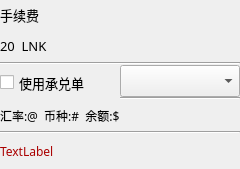
Above: FeeChooseWidget.ui from HcashOrg/hx-indicator before the change. Below: the same form after it.
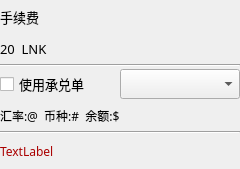
That is the form after the change.

Diff of the .ui file:
```diff
--- a/FeeChooseWidget.ui
+++ b/FeeChooseWidget.ui
@@ -84,13 +84,13 @@
        <property name="minimumSize">
         <size>
          <width>0</width>
-         <height>0</height>
+         <height>30</height>
         </size>
        </property>
        <property name="maximumSize">
         <size>
          <width>16777215</width>
-         <height>36</height>
+         <height>30</height>
         </size>
        </property>
        <property name="font">
@@ -128,13 +128,13 @@
        <property name="minimumSize">
         <size>
          <width>0</width>
-         <height>0</height>
+         <height>30</height>
         </size>
        </property>
        <property name="maximumSize">
         <size>
          <width>16777215</width>
-         <height>36</height>
+         <height>30</height>
         </size>
        </property>
        <property name="font">
@@ -161,6 +161,18 @@
            <verstretch>0</verstretch>
           </sizepolicy>
          </property>
+         <property name="minimumSize">
+          <size>
+           <width>0</width>
+           <height>30</height>
+          </size>
+         </property>
+         <property name="maximumSize">
+          <size>
+           <width>16777215</width>
+           <height>30</height>
+          </size>
+         </property>
          <property name="font">
           <font>
            <family>微软雅黑</family>
@@ -169,13 +181,6 @@
          </property>
         </widget>
        </item>
-       <item>
-        <widget class="Line" name="line_5">
-         <property name="orientation">
-          <enum>Qt::Horizontal</enum>
-         </property>
-        </widget>
-       </item>
       </layout>
      </item>
     </layout>
@@ -196,13 +201,13 @@
        <property name="minimumSize">
         <size>
          <width>0</width>
-         <height>0</height>
+         <height>30</height>
         </size>
        </property>
        <property name="maximumSize">
         <size>
          <width>16777215</width>
-         <height>36</height>
+         <height>30</height>
         </size>
        </property>
        <property name="text">
@@ -226,6 +231,18 @@
      </property>
      <item>
       <widget class="QLabel" name="tipLabel">
+       <property name="minimumSize">
+        <size>
+         <width>0</width>
+         <height>30</height>
+        </size>
+       </property>
+       <property name="maximumSize">
+        <size>
+         <width>16777215</width>
+         <height>30</height>
+        </size>
+       </property>
        <property name="styleSheet">
         <string notr="true">color: rgb(170, 0, 0);</string>
        </property>
```
